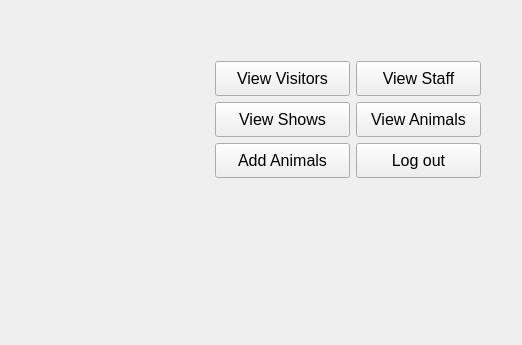
jxzhou131/CS-4400-Atlanta-Zoo-Database, file ui/administratorFunctionality.ui: the form before one commit; both pictures show x 0 to 522 and y 125 to 470 of the 705 by 470 pixel window.
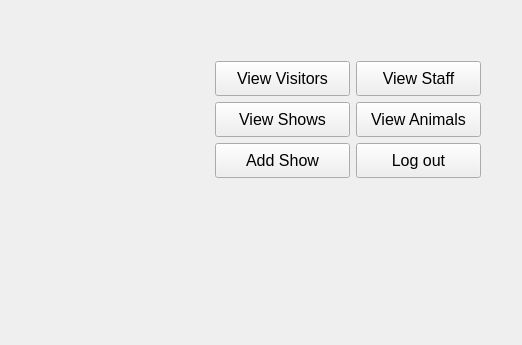
The form after the commit.

```diff
--- a/ui/administratorFunctionality.ui
+++ b/ui/administratorFunctionality.ui
@@ -315,7 +315,7 @@
          </font>
         </property>
         <property name="text">
-         <string>Add Animals</string>
+         <string>Add Show</string>
         </property>
        </widget>
       </item>
```
Left out of the diff: 2 changed lines with no effect on the pictures.
